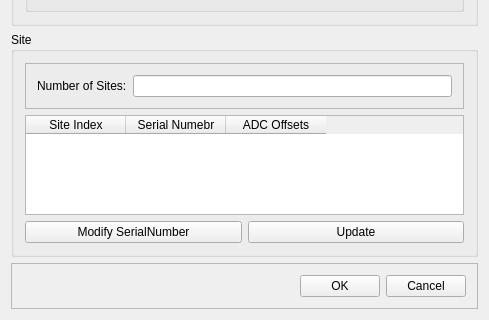
fanmuzhi/huangpu, file Huangpu/Syn_LocalSettingsDlg.ui: the form before one commit; both pictures show x 0 to 489 and y 312 to 632 of the 489 by 632 pixel window.
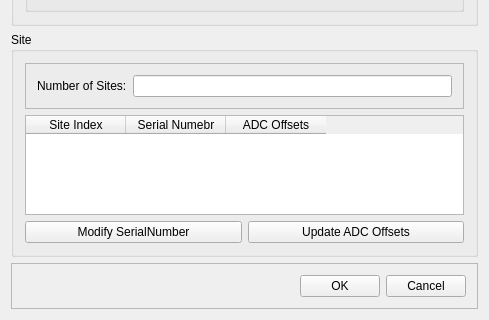
The form after the commit.

```diff
--- a/Huangpu/Syn_LocalSettingsDlg.ui
+++ b/Huangpu/Syn_LocalSettingsDlg.ui
@@ -172,7 +172,7 @@
         <item>
          <widget class="QPushButton" name="UpdateSitePushButton">
           <property name="text">
-           <string>Update</string>
+           <string>Update ADC Offsets</string>
           </property>
          </widget>
         </item>
```
Left out of the diff: 2 changed lines with no effect on the pictures.
